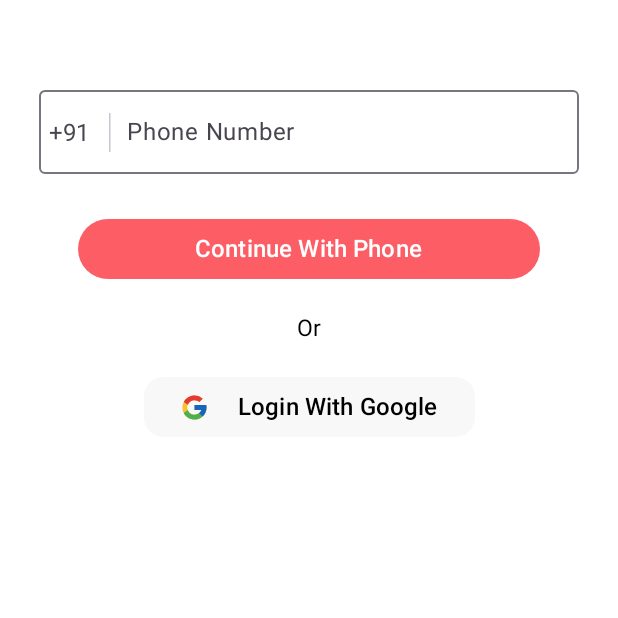
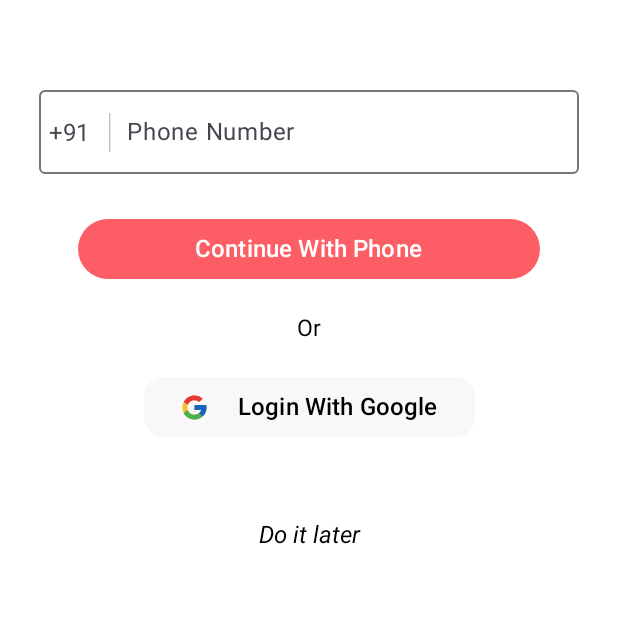
Before and after one commit to Sparsh011/ExpenseTracker-Android, an Android app built with Jetpack Compose: the composable ScreenContent called with empty values, on a phone screen of 412 x 824 dp, the top half of it. Run offline under Robolectric (Android 15) with nearby library versions, the phone set to English and light mode, and no system bars; our stand-ins replace sdp/ssp sizes.

Commit message:
few more auth funcs added

```diff
--- a/app/src/main/java/com/sparshchadha/expensetracker/feature/auth/ui/compose/components/PhoneNumberTextField.kt
+++ b/app/src/main/java/com/sparshchadha/expensetracker/feature/auth/ui/compose/components/PhoneNumberTextField.kt
@@ -35,9 +35,11 @@ fun PhoneNumberTextField(
     modifier: Modifier = Modifier,
     phoneNumber: String,
     onPhoneNumberChange: (String) -> Unit,
+    isEnabled: Boolean
 ) {
     OutlinedTextField(
         modifier = modifier,
+        enabled = isEnabled,
         value = phoneNumber,
         onValueChange = { newValue ->
             if (newValue != "$phoneNumber\n" && newValue.length <= 15) onPhoneNumberChange(newValue)
--- a/app/src/main/java/com/sparshchadha/expensetracker/feature/auth/ui/compose/screens/LoginScreen.kt
+++ b/app/src/main/java/com/sparshchadha/expensetracker/feature/auth/ui/compose/screens/LoginScreen.kt
@@ -2,6 +2,7 @@ package com.sparshchadha.expensetracker.feature.auth.ui.compose.screens
 
 import androidx.compose.foundation.Image
 import androidx.compose.foundation.background
+import androidx.compose.foundation.clickable
 import androidx.compose.foundation.layout.Arrangement
 import androidx.compose.foundation.layout.Box
 import androidx.compose.foundation.layout.Column
@@ -13,7 +14,9 @@ import androidx.compose.foundation.layout.height
 import androidx.compose.foundation.layout.padding
 import androidx.compose.foundation.layout.size
 import androidx.compose.foundation.layout.width
+import androidx.compose.foundation.rememberScrollState
 import androidx.compose.foundation.shape.RoundedCornerShape
+import androidx.compose.foundation.verticalScroll
 import androidx.compose.material3.Button
 import androidx.compose.material3.ButtonDefaults
 import androidx.compose.material3.CircularProgressIndicator
@@ -33,6 +36,7 @@ import androidx.compose.ui.layout.ContentScale
 import androidx.compose.ui.platform.LocalConfiguration
 import androidx.compose.ui.res.painterResource
 import androidx.compose.ui.res.vectorResource
+import androidx.compose.ui.text.font.FontStyle
 import androidx.compose.ui.unit.dp
 import androidx.compose.ui.unit.sp
 import com.sparshchadha.expensetracker.R
@@ -46,6 +50,7 @@ fun LoginScreen(
     continueWithPhoneAuth: (String) -> Unit,
     showLoader: Boolean,
     startGoogleSignIn: () -> Unit,
+    onLoginSkip: () -> Unit
 ) {
     val screenWidth = LocalConfiguration.current.screenWidthDp
 
@@ -54,7 +59,8 @@ fun LoginScreen(
             screenWidth = screenWidth,
             continueWithPhoneAuth = continueWithPhoneAuth,
             startGoogleSignIn = startGoogleSignIn,
-            isLoaderShowing = showLoader
+            isLoaderShowing = showLoader,
+            onLoginSkip = onLoginSkip
         )
 
         if (showLoader) {
@@ -83,6 +89,7 @@ private fun ScreenContent(
     continueWithPhoneAuth: (String) -> Unit,
     startGoogleSignIn: () -> Unit,
     isLoaderShowing: Boolean,
+    onLoginSkip: () -> Unit
 ) {
     var phoneNumber by rememberSaveable {
         mutableStateOf("")
@@ -90,7 +97,8 @@ private fun ScreenContent(
     Column(
         modifier = Modifier
             .background(Color.White)
-            .fillMaxSize(),
+            .fillMaxSize()
+            .verticalScroll(rememberScrollState()),
         horizontalAlignment = Alignment.CenterHorizontally
     ) {
         Image(
@@ -117,7 +125,8 @@ private fun ScreenContent(
             onPhoneNumberChange = {
                 if (isLoaderShowing) return@PhoneNumberTextField
                 phoneNumber = it
-            }
+            },
+            isEnabled = !isLoaderShowing
         )
 
         SendOTPButton {
@@ -131,33 +140,22 @@ private fun ScreenContent(
 
         Spacer(modifier = Modifier.height(Dimensions.mediumPadding()))
 
-        Button(
-            onClick = {
-                if (isLoaderShowing) return@Button
-                startGoogleSignIn()
+        LoginWithGoogleButton(isLoaderShowing = isLoaderShowing) {
+            startGoogleSignIn()
+        }
+
+        Spacer(modifier = Modifier.height(Dimensions.extraLargePadding()))
+
+        Text(
+            text = "Do it later",
+            fontSize = FontSizes.mediumNonScaledFontSize(),
+            color = Color.Black,
+            modifier = Modifier.clickable {
+                if (isLoaderShowing) return@clickable
+                onLoginSkip()
             },
-            colors = ButtonDefaults.buttonColors(
-                containerColor = AppColors.secondaryWhite
-            ),
-            shape = RoundedCornerShape(Dimensions.smallPadding())
-        ) {
-            Row(
-                verticalAlignment = Alignment.CenterVertically,
-                horizontalArrangement = Arrangement.Center
-            ) {
-                Image(
-                    imageVector = ImageVector.vectorResource(id = R.drawable.google_icon),
-                    contentDescription = null,
-                    modifier = Modifier.size(Dimensions.mediumPadding())
-                )
-                Spacer(modifier = Modifier.width(Dimensions.mediumPadding()))
-                Text(
-                    text = "Login With Google",
-                    color = Color.Black,
-                    fontSize = FontSizes.mediumNonScaledFontSize()
-                )
-            }
-        }
+            fontStyle = FontStyle.Italic
+        )
     }
 }
 
@@ -181,3 +179,39 @@ private fun SendOTPButton(
         )
     }
 }
+
+@Composable
+private fun LoginWithGoogleButton(
+    isLoaderShowing: Boolean,
+    startGoogleSignIn: () -> Unit
+) {
+    Button(
+        onClick = {
+            if (isLoaderShowing) return@Button
+            startGoogleSignIn()
+        },
+        colors = ButtonDefaults.buttonColors(
+            containerColor = AppColors.secondaryWhite
+        ),
+        shape = RoundedCornerShape(Dimensions.smallPadding())
+    ) {
+        Row(
+            verticalAlignment = Alignment.CenterVertically,
+            horizontalArrangement = Arrangement.Center
+        ) {
+            Image(
+                imageVector = ImageVector.vectorResource(id = R.drawable.google_icon),
+                contentDescription = null,
+                modifier = Modifier.size(Dimensions.mediumPadding())
+            )
+
+            Spacer(modifier = Modifier.width(Dimensions.mediumPadding()))
+
+            Text(
+                text = "Login With Google",
+                color = Color.Black,
+                fontSize = FontSizes.mediumNonScaledFontSize()
+            )
+        }
+    }
+}
--- a/app/src/main/java/com/sparshchadha/expensetracker/feature/auth/ui/fragments/VerifyOtpFragment.kt
+++ b/app/src/main/java/com/sparshchadha/expensetracker/feature/auth/ui/fragments/VerifyOtpFragment.kt
@@ -12,7 +12,7 @@ import com.sparshchadha.expensetracker.R
 import com.sparshchadha.expensetracker.feature.auth.data.remote.dto.OtpVerificationResponse
 import com.sparshchadha.expensetracker.feature.auth.ui.compose.screens.VerifyOtpScreen
 import com.sparshchadha.expensetracker.feature.auth.viewmodel.AuthViewModel
-import com.sparshchadha.expensetracker.feature.bottom_navigation.MainBottomNavigationBarScreen
+import com.sparshchadha.expensetracker.feature.bottom_navigation.MainBottomNavigationBarFragment
 import com.sparshchadha.expensetracker.utils.BundleKeys
 import com.sparshchadha.expensetracker.utils.Resource
 import com.sparshchadha.expensetracker.utils.vibrateDevice
@@ -149,7 +149,7 @@ class VerifyOtpFragment : Fragment(R.layout.verify_otp_fragment) {
                     R.anim.fade_in, R.anim.slide_out
                 )
                 .replace(
-                    R.id.parent_fragment_container, MainBottomNavigationBarScreen()
+                    R.id.parent_fragment_container, MainBottomNavigationBarFragment()
                 )
                 .commit()
         } ?: run {
--- a/app/src/main/java/com/sparshchadha/expensetracker/feature/bottom_navigation/MainBottomNavigationBarScreen.kt
+++ b/app/src/main/java/com/sparshchadha/expensetracker/feature/bottom_navigation/MainBottomNavigationBarFragment.kt
@@ -26,7 +26,7 @@ import com.sparshchadha.expensetracker.utils.Dimensions
 import dagger.hilt.android.AndroidEntryPoint
 
 @AndroidEntryPoint
-class MainBottomNavigationBarScreen : Fragment(R.layout.main_bottom_navigation_bar_fragment) {
+class MainBottomNavigationBarFragment : Fragment(R.layout.main_bottom_navigation_bar_fragment) {
     private lateinit var navController: NavController
     private lateinit var cvHomeIcon: ComposeView
     private lateinit var cvTransactionsIcon: ComposeView
```
Also changed, not shown: app/src/main/java/com/sparshchadha/expensetracker/activity/MainActivity.kt (+29 -1 lines), app/src/main/java/com/sparshchadha/expensetracker/activity/MainActivityExtension.kt (+7 -4 lines), app/src/main/java/com/sparshchadha/expensetracker/feature/auth/ui/fragments/LoginFragment.kt (+18 -0 lines), app/src/main/java/com/sparshchadha/expensetracker/feature/profile/viewmodel/ProfileViewModel.kt (+36 -2 lines).
